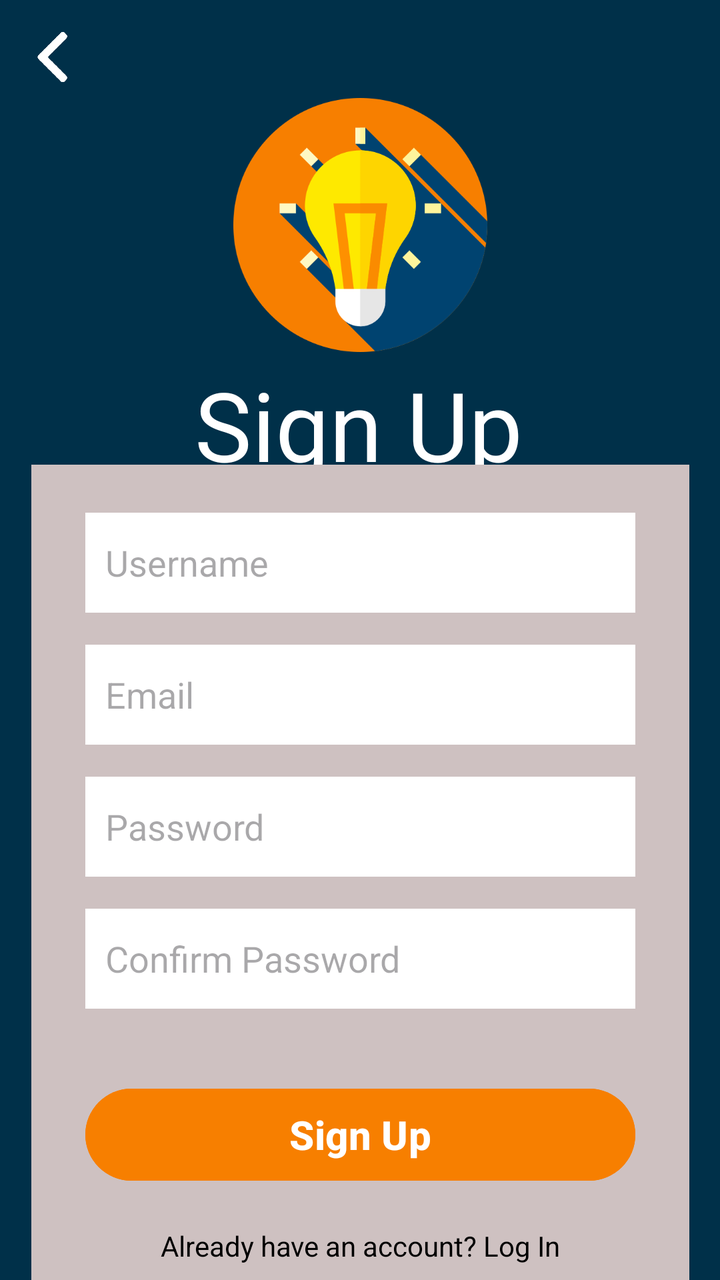
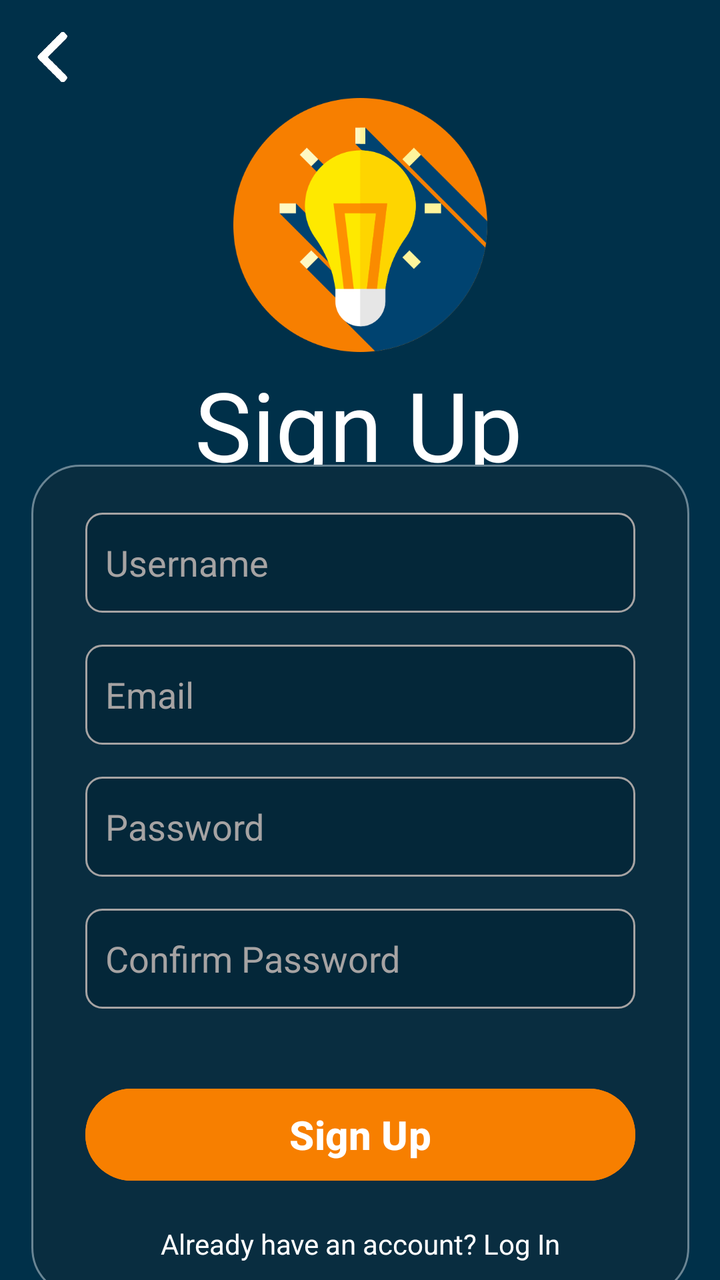

An Android layout rendered at two revisions. The XML below is the earlier revision; the diff shows what the commit changed to produce the second picture.
<!-- AndroidManifest.xml: application theme Theme.SmartGlow_v2 -->
<!-- res/layout/activity_sign_up.xml -->
<?xml version="1.0" encoding="utf-8"?>
<androidx.constraintlayout.widget.ConstraintLayout xmlns:android="http://schemas.android.com/apk/res/android"
    xmlns:app="http://schemas.android.com/apk/res-auto"
    xmlns:tools="http://schemas.android.com/tools"
    android:id="@+id/main"
    android:layout_width="match_parent"
    android:layout_height="match_parent"
    tools:context=".LogIn"
    android:background="#003049">

    <ImageButton
        android:id="@+id/backbutton"
        android:layout_width="25dp"
        android:layout_height="25dp"
        android:layout_marginTop="16dp"
        android:background="@drawable/back"
        app:layout_constraintEnd_toEndOf="parent"
        app:layout_constraintHorizontal_bias="0.041"
        app:layout_constraintStart_toStartOf="parent"
        app:layout_constraintTop_toTopOf="parent" />

    <ImageView
        android:id="@+id/logo"
        android:layout_width="127dp"
        android:layout_height="127dp"
        android:layout_marginTop="8dp"
        android:background="@drawable/idea"
        app:layout_constraintEnd_toEndOf="parent"
        app:layout_constraintStart_toStartOf="parent"
        app:layout_constraintTop_toBottomOf="@+id/backbutton" />

    <TextView
        android:id="@+id/signuptext"
        android:layout_width="wrap_content"
        android:layout_height="wrap_content"
        android:layout_marginTop="4dp"
        android:text="Sign Up"
        android:textColor="@color/white"
        android:textSize="48dp"
        app:layout_constraintEnd_toEndOf="parent"
        app:layout_constraintHorizontal_bias="0.497"
        app:layout_constraintStart_toStartOf="parent"
        app:layout_constraintTop_toBottomOf="@+id/logo" />

    <TextView
        android:id="@+id/signuptextv2"
        android:layout_width="wrap_content"
        android:layout_height="wrap_content"
        android:text="Create an account"
        android:textColor="@color/white"
        android:textSize="15dp"
        app:layout_constraintEnd_toEndOf="parent"
        app:layout_constraintStart_toStartOf="parent"
        app:layout_constraintTop_toBottomOf="@+id/signuptext" />

    <androidx.constraintlayout.widget.ConstraintLayout
        android:layout_width="329dp"
        android:layout_height="416dp"
        android:layout_marginBottom="24dp"
        android:background="#CEC1C1"
        app:layout_constraintBottom_toBottomOf="parent"
        app:layout_constraintEnd_toEndOf="parent"
        app:layout_constraintStart_toStartOf="parent"
        app:layout_constraintTop_toBottomOf="@+id/signuptextv2">

        <EditText
            android:id="@+id/userinput"
            android:layout_width="275dp"
            android:layout_height="50dp"
            android:layout_marginTop="24dp"
            android:background="@color/white"
            android:hint="Username"
            android:paddingLeft="10dp"
            app:layout_constraintEnd_toEndOf="parent"
            app:layout_constraintStart_toStartOf="parent"
            app:layout_constraintTop_toTopOf="parent" />

        <EditText
            android:id="@+id/emailinput"
            android:layout_width="275dp"
            android:layout_height="50dp"
            android:layout_marginTop="16dp"
            android:background="@color/white"
            android:hint="Email"
            android:paddingLeft="10dp"
            app:layout_constraintEnd_toEndOf="parent"
            app:layout_constraintStart_toStartOf="parent"
            app:layout_constraintTop_toBottomOf="@+id/userinput" />

        <EditText
            android:id="@+id/passwordinput"
            android:layout_width="275dp"
            android:layout_height="50dp"
            android:layout_marginTop="16dp"
            android:background="@color/white"
            android:hint="Password"
            android:paddingLeft="10dp"
            app:layout_constraintEnd_toEndOf="parent"
            app:layout_constraintStart_toStartOf="parent"
            app:layout_constraintTop_toBottomOf="@+id/emailinput" />

        <EditText
            android:id="@+id/confirminput"
            android:layout_width="275dp"
            android:layout_height="50dp"
            android:layout_marginTop="16dp"
            android:background="@color/white"
            android:hint="Confirm Password"
            android:paddingLeft="10dp"
            app:layout_constraintEnd_toEndOf="parent"
            app:layout_constraintStart_toStartOf="parent"
            app:layout_constraintTop_toBottomOf="@+id/passwordinput" />

        <Button
            android:id="@+id/signupbutton"
            android:layout_width="275dp"
            android:layout_height="54dp"
            android:layout_marginTop="36dp"
            android:backgroundTint="#F77F00"
            android:text="Sign Up"
            android:textSize="20dp"
            android:textStyle="bold"
            app:layout_constraintEnd_toEndOf="parent"
            app:layout_constraintStart_toStartOf="parent"
            app:layout_constraintTop_toBottomOf="@+id/confirminput" />

        <TextView
            android:id="@+id/textrani"
            android:layout_width="wrap_content"
            android:layout_height="wrap_content"
            android:layout_marginBottom="16dp"
            android:clickable="true"
            android:text="Already have an account? Log In"
            android:textColor="@color/black"
            app:layout_constraintBottom_toBottomOf="parent"
            app:layout_constraintEnd_toEndOf="parent"
            app:layout_constraintStart_toStartOf="parent"
            app:layout_constraintTop_toBottomOf="@+id/loginbutton"
            app:layout_constraintVertical_bias="0.542" />


    </androidx.constraintlayout.widget.ConstraintLayout>

</androidx.constraintlayout.widget.ConstraintLayout>
<!-- resources referenced by this layout -->
<resources>
  <color name="black">#FF000000</color>
  <color name="white">#FFFFFFFF</color>
  <!-- drawable back: png bitmap (drawable, 32534 bytes) -->
  <!-- drawable idea: png bitmap (drawable, 25872 bytes) -->
  <style name="Theme.SmartGlow_v2" parent="Base.Theme.SmartGlow_v2" />
  <style name="Base.Theme.SmartGlow_v2" parent="Theme.Material3.DayNight.NoActionBar">
          
          
      </style>
</resources>

<!-- the commit's change to res/layout/activity_sign_up.xml (unified diff, before → after) -->
@@ -57,7 +57,7 @@
         android:layout_width="329dp"
         android:layout_height="416dp"
         android:layout_marginBottom="24dp"
-        android:background="#CEC1C1"
+        android:background="@drawable/tile_bg"
         app:layout_constraintBottom_toBottomOf="parent"
         app:layout_constraintEnd_toEndOf="parent"
         app:layout_constraintStart_toStartOf="parent"
@@ -68,8 +68,10 @@
             android:layout_width="275dp"
             android:layout_height="50dp"
             android:layout_marginTop="24dp"
-            android:background="@color/white"
+            android:background="@drawable/edit_text_bg"
             android:hint="Username"
+            android:textColor="@color/white"
+            android:textColorHint="#A6A3A3"
             android:paddingLeft="10dp"
             app:layout_constraintEnd_toEndOf="parent"
             app:layout_constraintStart_toStartOf="parent"
@@ -80,8 +82,10 @@
             android:layout_width="275dp"
             android:layout_height="50dp"
             android:layout_marginTop="16dp"
-            android:background="@color/white"
+            android:background="@drawable/edit_text_bg"
             android:hint="Email"
+            android:textColor="@color/white"
+            android:textColorHint="#A6A3A3"
             android:paddingLeft="10dp"
             app:layout_constraintEnd_toEndOf="parent"
             app:layout_constraintStart_toStartOf="parent"
@@ -92,7 +96,9 @@
             android:layout_width="275dp"
             android:layout_height="50dp"
             android:layout_marginTop="16dp"
-            android:background="@color/white"
+            android:background="@drawable/edit_text_bg"
+            android:textColorHint="#A6A3A3"
+            android:textColor="@color/white"
             android:hint="Password"
             android:paddingLeft="10dp"
             app:layout_constraintEnd_toEndOf="parent"
@@ -104,7 +110,9 @@
             android:layout_width="275dp"
             android:layout_height="50dp"
             android:layout_marginTop="16dp"
-            android:background="@color/white"
+            android:background="@drawable/edit_text_bg"
+            android:textColor="@color/white"
+            android:textColorHint="#A6A3A3"
             android:hint="Confirm Password"
             android:paddingLeft="10dp"
             app:layout_constraintEnd_toEndOf="parent"
@@ -128,14 +136,14 @@
             android:id="@+id/textrani"
             android:layout_width="wrap_content"
             android:layout_height="wrap_content"
-            android:layout_marginBottom="16dp"
+            android:layout_marginBottom="2dp"
             android:clickable="true"
             android:text="Already have an account? Log In"
-            android:textColor="@color/black"
+            android:textColor="@color/white"
             app:layout_constraintBottom_toBottomOf="parent"
             app:layout_constraintEnd_toEndOf="parent"
             app:layout_constraintStart_toStartOf="parent"
-            app:layout_constraintTop_toBottomOf="@+id/loginbutton"
+            app:layout_constraintTop_toBottomOf="@+id/signupbutton"
             app:layout_constraintVertical_bias="0.542" />
 
 
<!-- resource entries referenced after the edit -->
@@ -1,9 +1,22 @@
 <!-- resources referenced by this layout -->
 <resources>
-  <color name="black">#FF000000</color>
   <color name="white">#FFFFFFFF</color>
   <!-- drawable back: png bitmap (drawable, 32534 bytes) -->
+  <!-- drawable edit_text_bg (drawable) -->
+  <?xml version="1.0" encoding="utf-8"?>
+  <shape xmlns:android="http://schemas.android.com/apk/res/android">
+      <solid android:color="#042739" />
+      <corners android:radius="8dp" />
+      <stroke android:width="1dp" android:color="#A6A3A3" />
+  </shape>
   <!-- drawable idea: png bitmap (drawable, 25872 bytes) -->
+  <!-- drawable tile_bg (drawable) -->
+  <shape xmlns:android="http://schemas.android.com/apk/res/android"
+      android:shape="rectangle">
+      <solid android:color="#092D40" />
+      <corners android:radius="24dp" />
+      <stroke android:width="1dp" android:color="#6A8594" />
+  </shape>
   <style name="Theme.SmartGlow_v2" parent="Base.Theme.SmartGlow_v2" />
   <style name="Base.Theme.SmartGlow_v2" parent="Theme.Material3.DayNight.NoActionBar">
           
